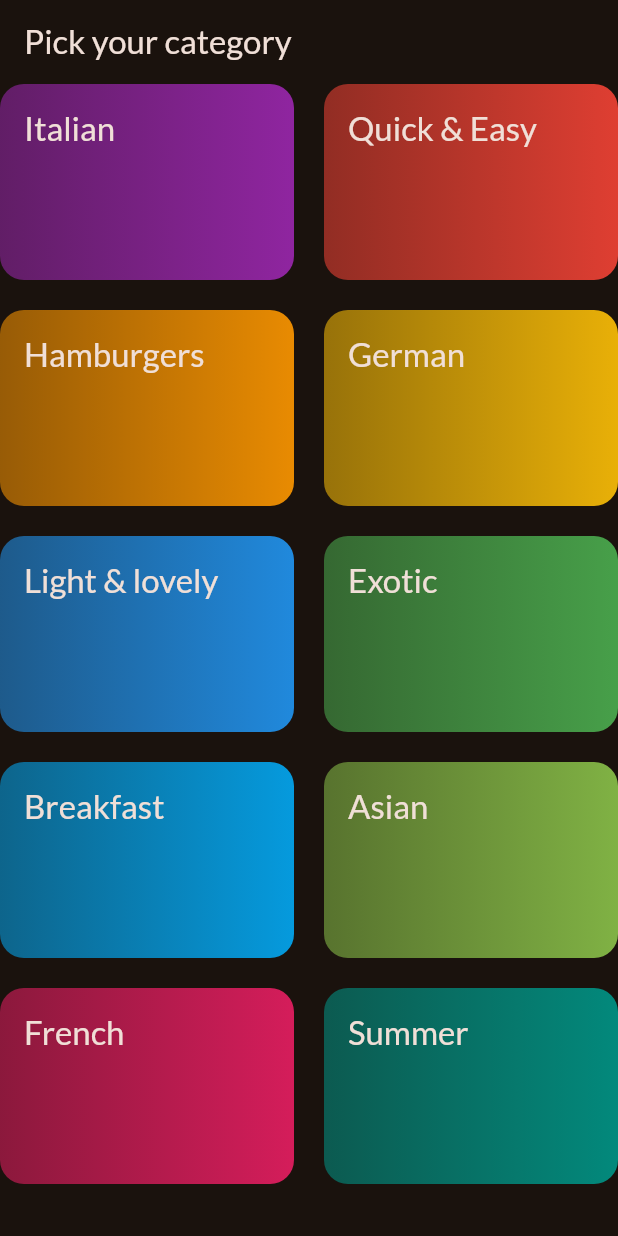
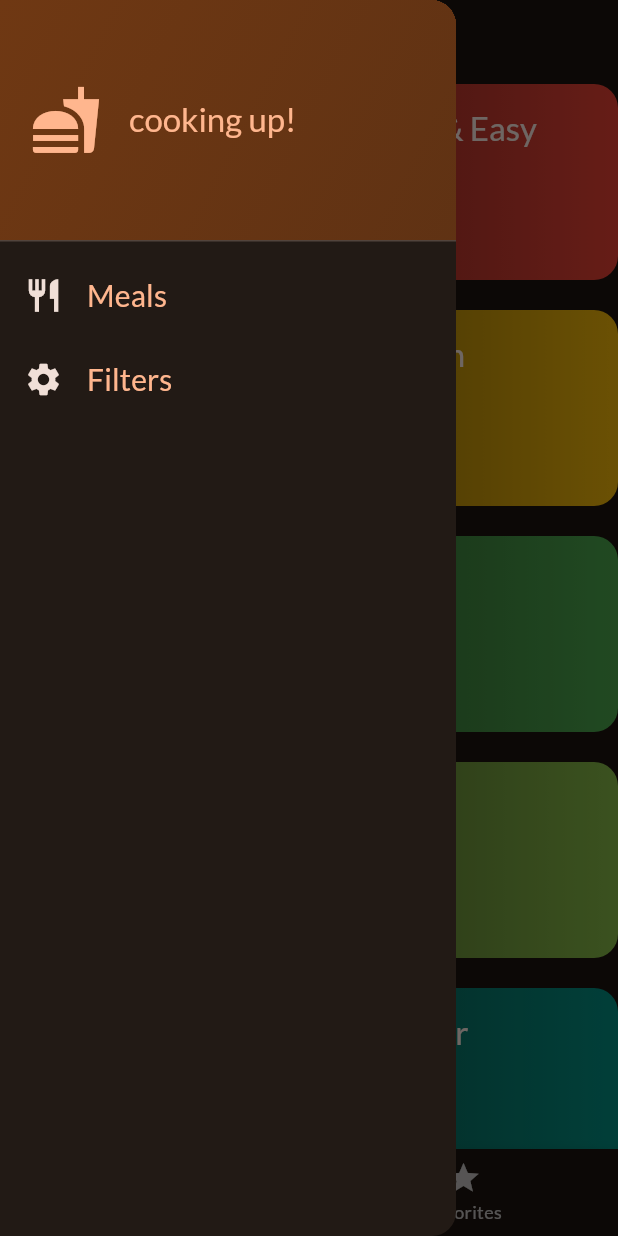
Before and after one commit to vaishali-mukati/Meals_App, a Flutter app: the screen it shows after launch, with the side drawer open (before the commit the screen has no drawer), on a phone screen of 412 x 824 dp. Run offline on Flutter 3.47's test engine with Material 2 defaults, Android fonts, the phone set to English and light mode, and no system bars; our stand-ins replace google_fonts, transparent_image.

Commit message:
added meals

```diff
--- a/lib/data/dummy_data.dart
+++ b/lib/data/dummy_data.dart
@@ -100,7 +100,7 @@ const dummyMeals = [
       title: 'Toast Hawaii',
       complexity: Complexity.simple,
       affordability: Affordability.affordable,
-      imageUrl:'https://commons.wikimedia.org/wiki/File:Toast_Hawaii_RZ.jp',
+      imageUrl:'https://cdn.pixabay.com/photo/2018/07/11/21/51/toast-3532016_1280.jpg',
       duration: 10,
       ingredients: [
         '1 Slice White Bread ',
--- a/lib/main.dart
+++ b/lib/main.dart
@@ -1,5 +1,6 @@
 import 'package:flutter/material.dart';
 import 'package:google_fonts/google_fonts.dart';
+import 'package:meals_app_2/screens/tabs.dart';
 
 
 import 'screens/categories.dart';
@@ -23,7 +24,7 @@ class App extends StatelessWidget {
   Widget build(BuildContext context) {
     return MaterialApp(
           theme: theme,
-          home: const CategoryScreen(),
+          home: const TabsScreen(),
 
     );
   }
--- a/lib/screens/categories.dart
+++ b/lib/screens/categories.dart
@@ -1,13 +1,14 @@
-
 import 'package:flutter/material.dart';
 import 'package:meals_app_2/data/dummy_data.dart';
+import 'package:meals_app_2/modals/meals.dart';
 import 'package:meals_app_2/screens/meals_data.dart';
 import 'package:meals_app_2/widget/category_grid_item.dart';
 import 'package:meals_app_2/modals/category.dart';
 
 
 class CategoryScreen extends StatelessWidget{
-      const CategoryScreen({super.key});
+      const CategoryScreen({super.key,required this.onToggleFavorite});
+      final void Function(Meal meal) onToggleFavorite;
 
   void _selectCategory(BuildContext context,Category category){
     final filteredMeals = dummyMeals.where((meal) => meal.categories.contains(category.id)).toList();
@@ -16,15 +17,12 @@ class CategoryScreen extends StatelessWidget{
         MaterialPageRoute(
             builder: (ctx) =>MealsScreen(
                 title:category.title,
-                meals: filteredMeals) ));
+                meals: filteredMeals,
+                onToggleFavorite: onToggleFavorite,), ),);
   }
       @override
   Widget build(BuildContext context) {
-        return Scaffold(
-          appBar: AppBar(
-           title: const Text('Pick your category'),
-          ),
-          body: GridView(
+        return  GridView(
             //padding:const  EdgeInsets.all(24),
                gridDelegate: const  SliverGridDelegateWithFixedCrossAxisCount(
                    crossAxisCount: 2,
@@ -41,9 +39,8 @@ class CategoryScreen extends StatelessWidget{
                         ),
 
                         ],
-                        )
+          );
 
-        );
   }
 
 }
--- /dev/null
+++ b/lib/screens/tabs.dart
@@ -0,0 +1,84 @@
+import 'package:flutter/material.dart';
+import 'package:meals_app_2/modals/meals.dart';
+import 'package:meals_app_2/screens/categories.dart';
+import 'package:meals_app_2/screens/meals_data.dart';
+import 'package:meals_app_2/widget/main_drawer.dart';
+
+class TabsScreen extends StatefulWidget{
+  const TabsScreen({super.key,});
+
+  State<TabsScreen> createState(){
+         return _TabsScreenState();
+  }
+}
+
+class _TabsScreenState extends State<TabsScreen>{
+  int _selectedPageIndex =0;
+  final List<Meal> _favoriteMeal = [];
+
+   void _showInfoMessage(String message){
+      ScaffoldMessenger.of(context).clearSnackBars();
+      ScaffoldMessenger.of(context).showSnackBar(
+        SnackBar(
+            content: Text(message),
+        )
+      );
+   }
+
+  void _selectPage(int index){
+     setState(() {
+       _selectedPageIndex = index;
+     });
+}
+
+  void _toggleMealFavoriteStatus(Meal meal){
+    final isExisting = _favoriteMeal.contains(meal);
+
+    if(isExisting) {
+      setState(() {
+        _favoriteMeal.remove(meal);
+      });
+      _showInfoMessage('Meal is no longer favorite.');
+    }
+      else{
+        setState(() {
+          _favoriteMeal.add(meal);
+        });
+      _showInfoMessage('Marked as a favorite!');
+    }
+  }
+   void _setScreen(String identifier){
+    if(identifier == 'filters'){
+    }else{
+      Navigator.of(context).pop();
+    }
+   }
+
+  @override
+  Widget build(BuildContext context) {
+    Widget activePage =  CategoryScreen(onToggleFavorite: _toggleMealFavoriteStatus,);
+     var  activePageTitle = " Categories";
+
+    if(_selectedPageIndex == 1){
+        activePage =   MealsScreen(
+          meals:_favoriteMeal,
+          onToggleFavorite: _toggleMealFavoriteStatus,);
+        activePageTitle = "Your Favorites";
+    }
+     return Scaffold(
+          appBar: AppBar(
+            title:Text(activePageTitle),
+          ),
+       drawer:  MainDrawer(onSelectScreen: _setScreen,),
+       body:activePage,
+       bottomNavigationBar: BottomNavigationBar(
+          onTap: _selectPage,
+          currentIndex: _selectedPageIndex,
+          items:const [
+            BottomNavigationBarItem(icon:Icon(Icons.set_meal) ,label:'Categories'),
+            BottomNavigationBarItem(icon: Icon(Icons.star),label:'Favorites'),
+          ],
+       )
+     );
+  }
+}
--- /dev/null
+++ b/lib/widget/main_drawer.dart
@@ -0,0 +1,67 @@
+import 'package:flutter/material.dart';
+
+class MainDrawer extends StatelessWidget{
+  const MainDrawer({super.key,required this.onSelectScreen});
+  final void Function(String identifier) onSelectScreen;
+  @override
+  Widget build(BuildContext context) {
+      return Drawer(child:
+        Column(
+          children: [
+            DrawerHeader(
+              padding: const EdgeInsets.all(20),
+                decoration:BoxDecoration(
+                  gradient: LinearGradient(
+                    colors:[
+                      Theme.of(context).colorScheme.primaryContainer,
+                      Theme.of(context).colorScheme.primaryContainer.withOpacity(0.8),
+                    ],
+                      begin:Alignment.topLeft,
+                      end: Alignment.bottomRight,
+                  ),
+                ) ,
+                child: Row(
+                  children: [
+                    Icon(Icons.fastfood,size:48,color: Theme.of(context).colorScheme.primary,),
+                    const SizedBox(width: 18),
+                      Text('cooking up!',style:Theme.of(context).textTheme.titleLarge!.copyWith(
+                       color: Theme.of(context).colorScheme.primary,
+                     ),),
+                  ],
+                ),
+            ),
+            ListTile(
+              leading: Icon(
+                Icons.restaurant,
+              size: 26,
+              color: Theme.of(context).colorScheme.onBackground,),
+              title:Text('Meals',
+                style: Theme.of(context).textTheme.titleSmall!.copyWith(
+                  color:Theme.of(context).colorScheme.primary,
+                  fontSize:20,
+                ),
+              ),
+              onTap: (){
+                onSelectScreen('meals');
+              },
+            ),
+            ListTile(
+              leading: Icon(
+                Icons.settings,
+                size: 26,
+                color: Theme.of(context).colorScheme.onBackground,),
+              title:Text('Filters',
+                style: Theme.of(context).textTheme.titleSmall!.copyWith(
+                  color:Theme.of(context).colorScheme.primary,
+                  fontSize:20,
+                ),
+              ),
+              onTap: (){
+                onSelectScreen('filters');
+              },
+            ),
+          ],
+        ),
+      );
+  }
+}
```
Also changed, not shown: lib/screens/meal_detail_screen.dart (added, +66 -0 lines), lib/screens/meals_data.dart (+18 -4 lines), lib/widget/meal_item.dart (+42 -5 lines), lib/widget/meal_item_trait.dart (added, +26 -0 lines).
